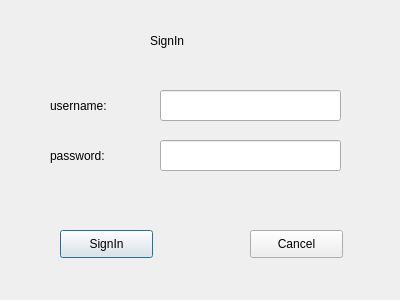
Above: GUI/SymposiumGui/sigin.ui from RickZack/Symposium before the change. Below: the same form after it.
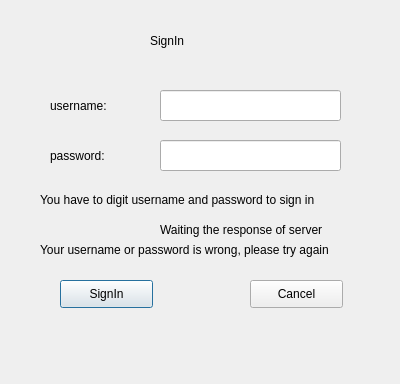
That is the form after the change.

```diff
--- a/GUI/SymposiumGui/sigin.ui
+++ b/GUI/SymposiumGui/sigin.ui
@@ -7,7 +7,7 @@
     <x>0</x>
     <y>0</y>
     <width>400</width>
-    <height>300</height>
+    <height>384</height>
    </rect>
   </property>
   <property name="windowTitle">
@@ -69,7 +69,7 @@
    <property name="geometry">
     <rect>
      <x>60</x>
-     <y>230</y>
+     <y>280</y>
      <width>93</width>
      <height>28</height>
     </rect>
@@ -82,7 +82,7 @@
    <property name="geometry">
     <rect>
      <x>250</x>
-     <y>230</y>
+     <y>280</y>
      <width>93</width>
      <height>28</height>
     </rect>
@@ -123,6 +123,45 @@
     <string/>
    </property>
   </widget>
+  <widget class="QLabel" name="haveto">
+   <property name="geometry">
+    <rect>
+     <x>40</x>
+     <y>190</y>
+     <width>301</width>
+     <height>20</height>
+    </rect>
+   </property>
+   <property name="text">
+    <string>You have to digit username and password to sign in</string>
+   </property>
+  </widget>
+  <widget class="QLabel" name="waiting">
+   <property name="geometry">
+    <rect>
+     <x>160</x>
+     <y>220</y>
+     <width>181</width>
+     <height>20</height>
+    </rect>
+   </property>
+   <property name="text">
+    <string>Waiting the response of server</string>
+   </property>
+  </widget>
+  <widget class="QLabel" name="tryAgain">
+   <property name="geometry">
+    <rect>
+     <x>40</x>
+     <y>240</y>
+     <width>321</width>
+     <height>20</height>
+    </rect>
+   </property>
+   <property name="text">
+    <string>Your username or password is wrong, please try again</string>
+   </property>
+  </widget>
  </widget>
  <resources/>
  <connections/>
```
